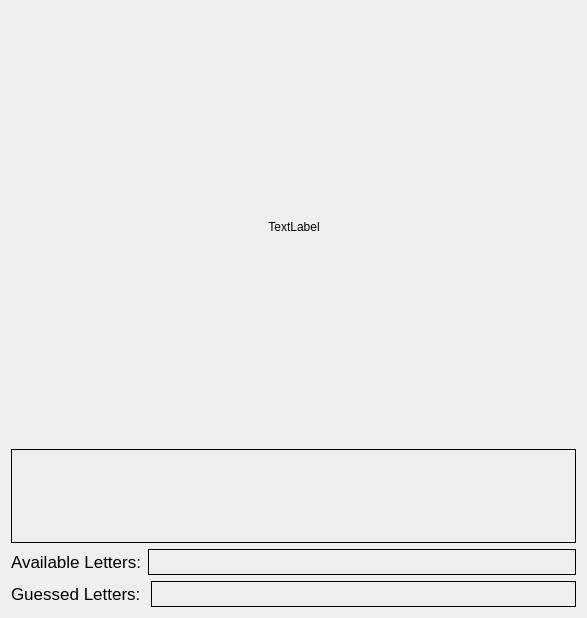
The window that hangman/designerforms/mainwindow_ui.ui (FlyBoy8869/Hangman) describes before a commit, drawn with Qt 5.
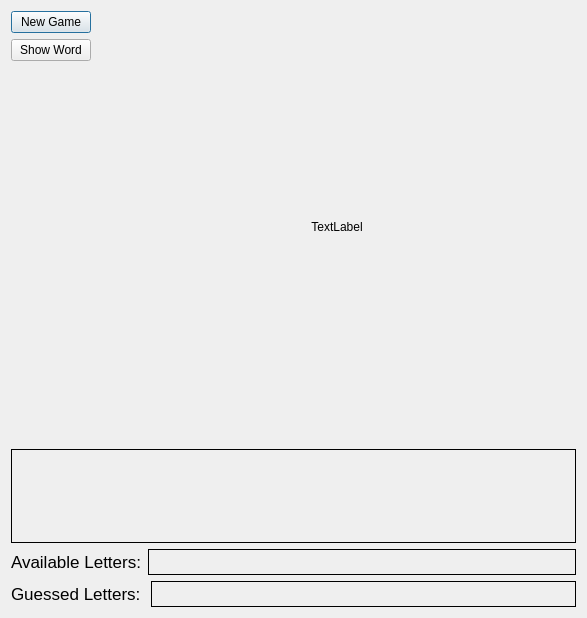
The same window after the commit.

What changed in the file:
```diff
--- a/hangman/designerforms/mainwindow_ui.ui
+++ b/hangman/designerforms/mainwindow_ui.ui
@@ -13,9 +13,42 @@
   <property name="windowTitle">
    <string>HangMan</string>
   </property>
+  <layout class="QVBoxLayout" name="verticalLayout_2">
+   <item>
+    <layout class="QHBoxLayout" name="horizontalLayout_5">
+     <item>
   <layout class="QVBoxLayout" name="verticalLayout">
    <item>
-    <spacer name="verticalSpacer_2">
+        <widget class="QPushButton" name="pb_new_game">
+         <property name="text">
+          <string>New Game</string>
+         </property>
+        </widget>
+       </item>
+       <item>
+        <widget class="QPushButton" name="pb_show_world">
+         <property name="text">
+          <string>Show Word</string>
+         </property>
+        </widget>
+       </item>
+       <item>
+        <spacer name="verticalSpacer_3">
+         <property name="orientation">
+          <enum>Qt::Vertical</enum>
+         </property>
+         <property name="sizeHint" stdset="0">
+          <size>
+           <width>20</width>
+           <height>40</height>
+          </size>
+         </property>
+        </spacer>
+       </item>
+      </layout>
+     </item>
+     <item>
+      <spacer name="verticalSpacer">
      <property name="orientation">
       <enum>Qt::Vertical</enum>
      </property>
@@ -80,7 +113,7 @@
     </layout>
    </item>
    <item>
-    <spacer name="verticalSpacer">
+      <spacer name="verticalSpacer_2">
      <property name="orientation">
       <enum>Qt::Vertical</enum>
      </property>
@@ -91,6 +124,8 @@
       </size>
      </property>
     </spacer>
+     </item>
+    </layout>
    </item>
    <item>
     <widget class="QFrame" name="frame_letters">
```
Lines whose indentation alone changed are shown as unchanged.
